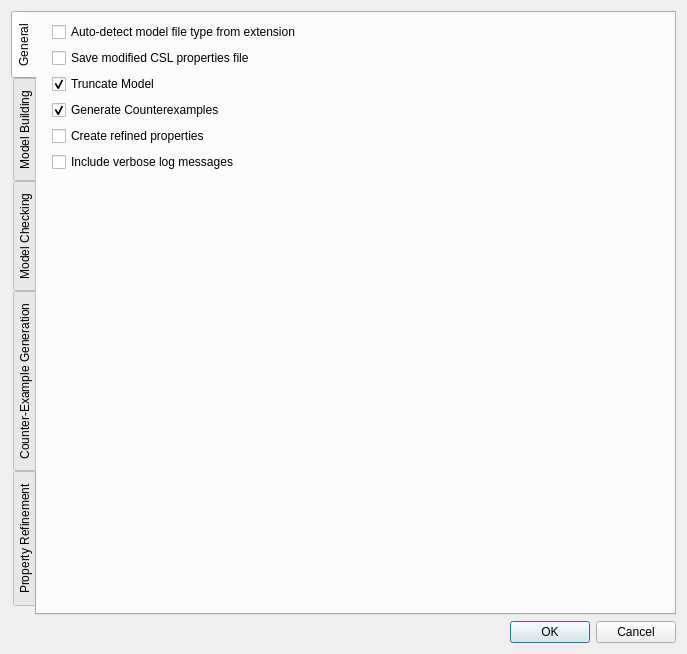
Qt form src/stamina/gui/ui/Preferences.ui (fluentverification/stamina-storm) before a commit.
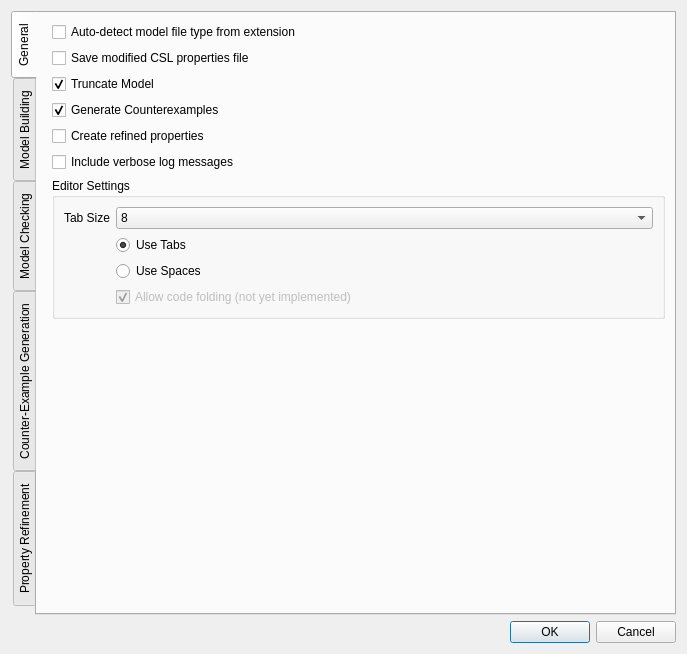
The same form after that commit. Icons and pictures are not drawn. Custom widgets are drawn as their Qt base class.

Diff of the .ui file:
```diff
--- a/src/stamina/gui/ui/Preferences.ui
+++ b/src/stamina/gui/ui/Preferences.ui
@@ -84,7 +84,7 @@
          </property>
         </widget>
        </item>
-       <item row="6" column="1">
+       <item row="8" column="1">
         <spacer name="verticalSpacer_3">
          <property name="orientation">
           <enum>Qt::Vertical</enum>
@@ -97,6 +97,71 @@
          </property>
         </spacer>
        </item>
+       <item row="6" column="1">
+        <widget class="QGroupBox" name="groupBox_2">
+         <property name="title">
+          <string>Editor Settings</string>
+         </property>
+         <layout class="QFormLayout" name="formLayout_5">
+          <item row="4" column="1">
+           <widget class="QRadioButton" name="radioButton_6">
+            <property name="text">
+             <string>Use Tabs</string>
+            </property>
+            <property name="checked">
+             <bool>true</bool>
+            </property>
+           </widget>
+          </item>
+          <item row="5" column="1">
+           <widget class="QRadioButton" name="radioButton_7">
+            <property name="text">
+             <string>Use Spaces</string>
+            </property>
+           </widget>
+          </item>
+          <item row="2" column="1">
+           <widget class="KComboBox" name="kcombobox">
+            <item>
+             <property name="text">
+              <string>8</string>
+             </property>
+            </item>
+            <item>
+             <property name="text">
+              <string>4</string>
+             </property>
+            </item>
+            <item>
+             <property name="text">
+              <string>2</string>
+             </property>
+            </item>
+           </widget>
+          </item>
+          <item row="2" column="0">
+           <widget class="QLabel" name="label_12">
+            <property name="text">
+             <string>Tab Size</string>
+            </property>
+           </widget>
+          </item>
+          <item row="6" column="1">
+           <widget class="QCheckBox" name="checkBox_14">
+            <property name="enabled">
+             <bool>false</bool>
+            </property>
+            <property name="text">
+             <string>Allow code folding (not yet implemented)</string>
+            </property>
+            <property name="checked">
+             <bool>true</bool>
+            </property>
+           </widget>
+          </item>
+         </layout>
+        </widget>
+       </item>
       </layout>
      </widget>
      <widget class="QWidget" name="tab_2">
@@ -460,6 +525,13 @@
    </item>
   </layout>
  </widget>
+ <customwidgets>
+  <customwidget>
+   <class>KComboBox</class>
+   <extends>QComboBox</extends>
+   <header>kcombobox.h</header>
+  </customwidget>
+ </customwidgets>
  <resources>
   <include location="../resources/resources.qrc"/>
  </resources>
```
Left out of the diff: 12 changed lines with no effect on the pictures.
